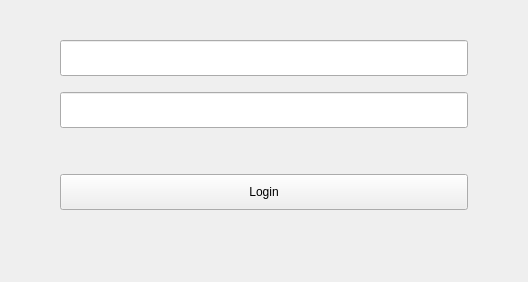
This is src/login-dialog.ui in openeuler-mirror/ks-scmc-gui as Qt 5 draws it before an edit. The edited form follows.
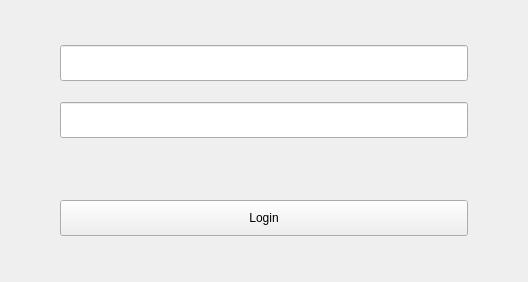
This is the edited form.

Commit message:
fix(*):improve login and server config ui
- 完善登陆界面和服务器配置界面

The edit to the form file:
```diff
--- a/src/login-dialog.ui
+++ b/src/login-dialog.ui
@@ -80,18 +80,23 @@
     </widget>
    </item>
    <item>
-    <layout class="QHBoxLayout" name="horizontalLayout_4">
-     <property name="spacing">
-      <number>0</number>
+    <widget class="QLabel" name="lab_tips">
+     <property name="minimumSize">
+      <size>
+       <width>0</width>
+       <height>20</height>
+      </size>
      </property>
-     <item>
-      <widget class="QLabel" name="lab_tips">
-       <property name="text">
-        <string/>
-       </property>
-      </widget>
-     </item>
-    </layout>
+     <property name="maximumSize">
+      <size>
+       <width>16777215</width>
+       <height>20</height>
+      </size>
+     </property>
+     <property name="text">
+      <string/>
+     </property>
+    </widget>
    </item>
    <item>
     <widget class="QPushButton" name="btn_login">
@@ -112,19 +117,6 @@
      </property>
     </widget>
    </item>
-   <item>
-    <spacer name="verticalSpacer">
-     <property name="orientation">
-      <enum>Qt::Vertical</enum>
-     </property>
-     <property name="sizeHint" stdset="0">
-      <size>
-       <width>20</width>
-       <height>7</height>
-      </size>
-     </property>
-    </spacer>
-   </item>
   </layout>
  </widget>
  <resources/>
```
The commit also changes 8 other files.
